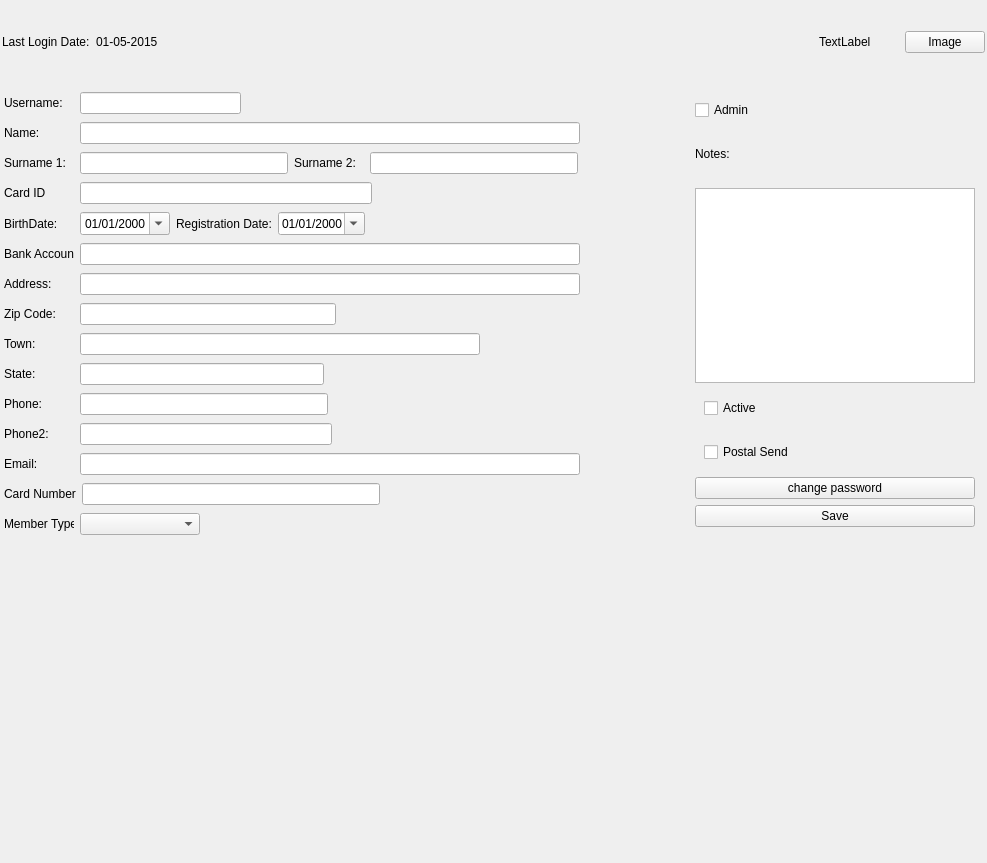
Before: the Qt Designer form penyamanager/admin/memberview.ui in eguzki/penyamanager, drawn with Qt 5.
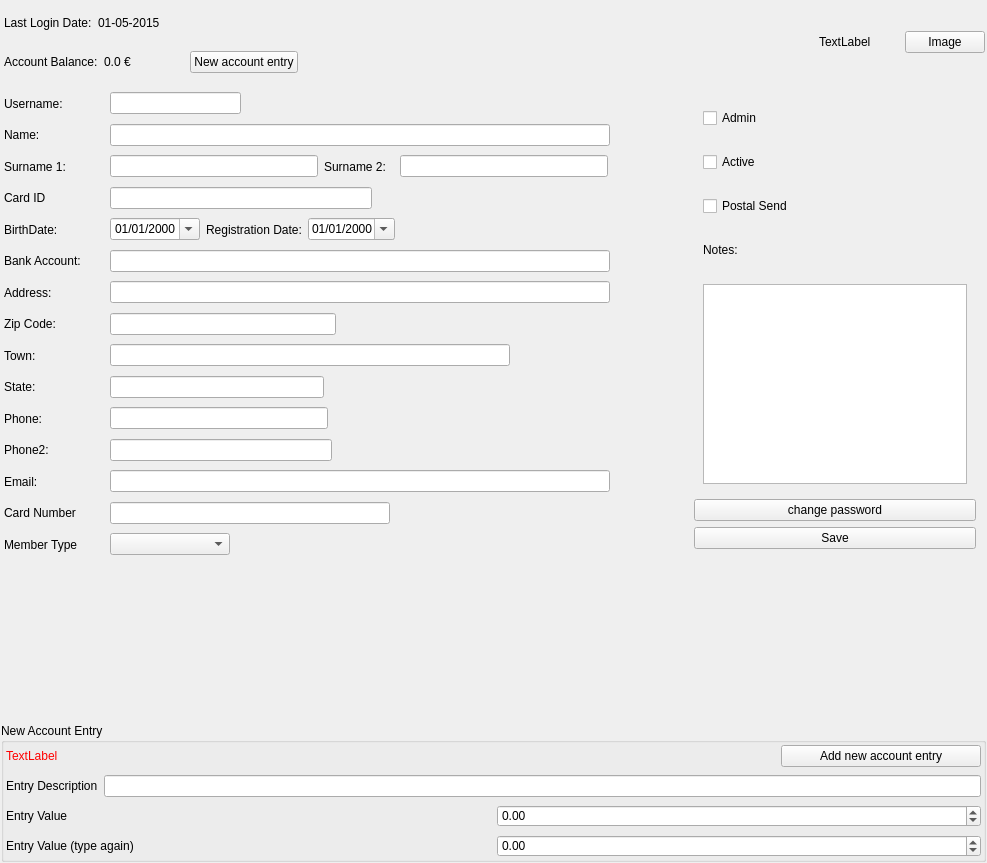
After: the same form once the commit is applied.

Commit message: Account fix on behalf of a member

What changed in the file:
```diff
--- a/penyamanager/admin/memberview.ui
+++ b/penyamanager/admin/memberview.ui
@@ -65,7 +65,13 @@
 fx: 0.4, fy: -0.1,
 radius: 1.35, stop: 0 #fff, stop: 1 #ddd);
 }
-*/</string>
+*/
+
+#errorLabel {
+font: 14pt &quot;Calibri&quot;;
+color: red;
+qproperty-alignment: AlignCenter;
+}</string>
   </property>
   <layout class="QVBoxLayout" name="verticalLayout">
    <property name="leftMargin">
@@ -82,6 +88,18 @@
    </property>
    <item>
     <widget class="QWidget" name="memberIdWidget" native="true">
+     <property name="minimumSize">
+      <size>
+       <width>0</width>
+       <height>82</height>
+      </size>
+     </property>
+     <property name="maximumSize">
+      <size>
+       <width>16777215</width>
+       <height>82</height>
+      </size>
+     </property>
      <layout class="QHBoxLayout" name="horizontalLayout_4">
       <property name="leftMargin">
        <number>1</number>
@@ -96,29 +114,107 @@
        <number>1</number>
       </property>
       <item>
-       <widget class="QLabel" name="lastLoginLabel">
-        <property name="text">
-         <string>Last Login Date:</string>
-        </property>
-       </widget>
-      </item>
-      <item>
-       <widget class="QLabel" name="lastLoginValueLabel">
-        <property name="minimumSize">
-         <size>
-          <width>200</width>
-          <height>0</height>
-         </size>
-        </property>
-        <property name="maximumSize">
-         <size>
-          <width>200</width>
-          <height>16777215</height>
-         </size>
-        </property>
-        <property name="text">
-         <string>01-05-2015</string>
-        </property>
+       <widget class="QWidget" name="userLabelWidget" native="true">
+        <layout class="QVBoxLayout" name="verticalLayout_6">
+         <property name="spacing">
+          <number>1</number>
+         </property>
+         <property name="leftMargin">
+          <number>1</number>
+         </property>
+         <property name="topMargin">
+          <number>1</number>
+         </property>
+         <property name="rightMargin">
+          <number>1</number>
+         </property>
+         <property name="bottomMargin">
+          <number>1</number>
+         </property>
+         <item>
+          <widget class="QWidget" name="lastLoginWidget" native="true">
+           <layout class="QHBoxLayout" name="horizontalLayout_26">
+            <property name="leftMargin">
+             <number>1</number>
+            </property>
+            <property name="topMargin">
+             <number>1</number>
+            </property>
+            <property name="rightMargin">
+             <number>1</number>
+            </property>
+            <property name="bottomMargin">
+             <number>1</number>
+            </property>
+            <item>
+             <widget class="QLabel" name="lastLoginLabel">
+              <property name="text">
+               <string>Last Login Date:</string>
+              </property>
+             </widget>
+            </item>
+            <item>
+             <widget class="QLabel" name="lastLoginValueLabel">
+              <property name="minimumSize">
+               <size>
+                <width>200</width>
+                <height>0</height>
+               </size>
+              </property>
+              <property name="maximumSize">
+               <size>
+                <width>200</width>
+                <height>16777215</height>
+               </size>
+              </property>
+              <property name="text">
+               <string>01-05-2015</string>
+              </property>
+             </widget>
+            </item>
+           </layout>
+          </widget>
+         </item>
+         <item>
+          <widget class="QWidget" name="accountBalanceWidget" native="true">
+           <layout class="QHBoxLayout" name="horizontalLayout">
+            <property name="leftMargin">
+             <number>1</number>
+            </property>
+            <property name="topMargin">
+             <number>1</number>
+            </property>
+            <property name="rightMargin">
+             <number>1</number>
+            </property>
+            <property name="bottomMargin">
+             <number>1</number>
+            </property>
+            <item>
+             <widget class="QLabel" name="accountBalanceLabel">
+              <property name="text">
+               <string>Account Balance:</string>
+              </property>
+             </widget>
+            </item>
+            <item>
+             <widget class="QLabel" name="accountBalanceValueLabel">
+              <property name="text">
+               <string notr="true">0.0 €</string>
+              </property>
+             </widget>
+            </item>
+            <item>
+             <widget class="QPushButton" name="depositButton">
+              <property name="text">
+               <string>New account entry</string>
+              </property>
+             </widget>
+            </item>
+           </layout>
+          </widget>
+         </item>
+        </layout>
        </widget>
       </item>
       <item>
@@ -170,7 +266,19 @@
     </widget>
    </item>
    <item>
-    <widget class="QWidget" name="widget" native="true">
+    <widget class="QWidget" name="userWidget" native="true">
+     <property name="minimumSize">
+      <size>
+       <width>0</width>
+       <height>470</height>
+      </size>
+     </property>
+     <property name="maximumSize">
+      <size>
+       <width>16777215</width>
+       <height>470</height>
+      </size>
+     </property>
      <layout class="QHBoxLayout" name="horizontalLayout_20">
       <property name="leftMargin">
        <number>1</number>
@@ -218,7 +326,7 @@
              <widget class="QLabel" name="usernameLabel">
               <property name="minimumSize">
                <size>
-                <width>70</width>
+                <width>100</width>
                 <height>0</height>
                </size>
               </property>
@@ -265,7 +373,7 @@
              <widget class="QLabel" name="nameLabel">
               <property name="minimumSize">
                <size>
-                <width>70</width>
+                <width>100</width>
                 <height>0</height>
                </size>
               </property>
@@ -325,7 +433,7 @@
              <widget class="QLabel" name="memberSurnameLabel">
               <property name="minimumSize">
                <size>
-                <width>70</width>
+                <width>100</width>
                 <height>0</height>
                </size>
               </property>
@@ -402,7 +510,7 @@
              <widget class="QLabel" name="idCardLabel">
               <property name="minimumSize">
                <size>
-                <width>70</width>
+                <width>100</width>
                 <height>0</height>
                </size>
               </property>
@@ -449,7 +557,7 @@
              <widget class="QLabel" name="birthdateLabel">
               <property name="minimumSize">
                <size>
-                <width>70</width>
+                <width>100</width>
                 <height>0</height>
                </size>
               </property>
@@ -529,7 +637,7 @@
              <widget class="QLabel" name="bankAccountLabel">
               <property name="minimumSize">
                <size>
-                <width>70</width>
+                <width>100</width>
                 <height>0</height>
                </size>
               </property>
@@ -589,7 +697,7 @@
              <widget class="QLabel" name="addressLabel">
               <property name="minimumSize">
                <size>
-                <width>70</width>
+                <width>100</width>
                 <height>0</height>
                </size>
               </property>
@@ -649,7 +757,7 @@
              <widget class="QLabel" name="zipCodeLabel">
               <property name="minimumSize">
                <size>
-                <width>70</width>
+                <width>100</width>
                 <height>0</height>
                </size>
               </property>
@@ -696,7 +804,7 @@
              <widget class="QLabel" name="townLabel">
               <property name="minimumSize">
                <size>
-                <width>70</width>
+                <width>100</width>
                 <height>0</height>
                </size>
               </property>
@@ -756,7 +864,7 @@
              <widget class="QLabel" name="stateLabel">
               <property name="minimumSize">
                <size>
-                <width>70</width>
+                <width>100</width>
                 <height>0</height>
                </size>
               </property>
@@ -803,7 +911,7 @@
              <widget class="QLabel" name="phoneLabel">
               <property name="minimumSize">
                <size>
-                <width>70</width>
+                <width>100</width>
                 <height>0</height>
                </size>
               </property>
@@ -850,7 +958,7 @@
              <widget class="QLabel" name="phone2Label">
               <property name="minimumSize">
                <size>
-                <width>70</width>
+                <width>100</width>
                 <height>0</height>
                </size>
               </property>
@@ -897,7 +1005,7 @@
              <widget class="QLabel" name="emailLabel">
               <property name="minimumSize">
                <size>
-                <width>70</width>
+                <width>100</width>
                 <height>0</height>
                </size>
               </property>
@@ -957,7 +1065,7 @@
              <widget class="QLabel" name="cardLabel">
               <property name="minimumSize">
                <size>
-                <width>70</width>
+                <width>100</width>
                 <height>0</height>
                </size>
               </property>
@@ -1004,7 +1112,7 @@
              <widget class="QLabel" name="memberTypeLabel">
               <property name="minimumSize">
                <size>
-                <width>70</width>
+                <width>100</width>
                 <height>0</height>
                </size>
               </property>
@@ -1057,18 +1165,6 @@
          </size>
         </property>
         <layout class="QVBoxLayout" name="verticalLayout_3">
-         <property name="leftMargin">
-          <number>1</number>
-         </property>
-         <property name="topMargin">
-          <number>1</number>
-         </property>
-         <property name="rightMargin">
-          <number>1</number>
-         </property>
-         <property name="bottomMargin">
-          <number>1</number>
-         </property>
          <item>
           <widget class="QWidget" name="isAdminWidget" native="true">
            <layout class="QHBoxLayout" name="horizontalLayout_7">
@@ -1095,6 +1191,58 @@
            </layout>
           </widget>
          </item>
+         <item>
+          <widget class="QWidget" name="activeWidget" native="true">
+           <layout class="QHBoxLayout" name="horizontalLayout_23">
+            <item>
+             <widget class="QCheckBox" name="activeCheckBox">
+              <property name="text">
+               <string>Active</string>
+              </property>
+             </widget>
+            </item>
+            <item>
+             <spacer name="horizontalSpacer_3">
+              <property name="orientation">
+               <enum>Qt::Horizontal</enum>
+              </property>
+              <property name="sizeHint" stdset="0">
+               <size>
+                <width>682</width>
+                <height>20</height>
+               </size>
+              </property>
+             </spacer>
+            </item>
+           </layout>
+          </widget>
+         </item>
+         <item>
+          <widget class="QWidget" name="postalSendWidget" native="true">
+           <layout class="QHBoxLayout" name="horizontalLayout_17">
+            <item>
+             <widget class="QCheckBox" name="postalSendCheckBox">
+              <property name="text">
+               <string>Postal Send</string>
+              </property>
+             </widget>
+            </item>
+            <item>
+             <spacer name="horizontalSpacer_17">
+              <property name="orientation">
+               <enum>Qt::Horizontal</enum>
+              </property>
+              <property name="sizeHint" stdset="0">
+               <size>
+                <width>645</width>
+                <height>20</height>
+               </size>
+              </property>
+             </spacer>
+            </item>
+           </layout>
+          </widget>
+         </item>
          <item>
           <widget class="QWidget" name="notesLabelwidget" native="true">
            <layout class="QHBoxLayout" name="horizontalLayout_19">
@@ -1134,75 +1282,23 @@
               </property>
              </widget>
             </item>
-            <item>
-             <widget class="QWidget" name="activeWidget" native="true">
-              <layout class="QHBoxLayout" name="horizontalLayout_2">
-               <item>
-                <widget class="QCheckBox" name="activeCheckBox">
-                 <property name="text">
-                  <string>Active</string>
-                 </property>
-                </widget>
-               </item>
-               <item>
-                <spacer name="horizontalSpacer_3">
-                 <property name="orientation">
-                  <enum>Qt::Horizontal</enum>
-                 </property>
-                 <property name="sizeHint" stdset="0">
-                  <size>
-                   <width>682</width>
-                   <height>20</height>
-                  </size>
-                 </property>
-                </spacer>
-               </item>
-              </layout>
-             </widget>
-            </item>
-            <item>
-             <widget class="QWidget" name="postalSendWidget" native="true">
-              <layout class="QHBoxLayout" name="horizontalLayout_17">
-               <item>
-                <widget class="QCheckBox" name="postalSendCheckBox">
-                 <property name="text">
-                  <string>Postal Send</string>
-                 </property>
-                </widget>
-               </item>
-               <item>
-                <spacer name="horizontalSpacer_17">
-                 <property name="orientation">
-                  <enum>Qt::Horizontal</enum>
-                 </property>
-                 <property name="sizeHint" stdset="0">
-                  <size>
-                   <width>645</width>
-                   <height>20</height>
-                  </size>
-                 </property>
-                </spacer>
-               </item>
-              </layout>
-             </widget>
-            </item>
-            <item>
-             <widget class="QPushButton" name="changePasswordPushButton">
-              <property name="text">
-               <string>change password</string>
-              </property>
-             </widget>
-            </item>
-            <item>
-             <widget class="QPushButton" name="savePushButton">
-              <property name="text">
-               <string>Save</string>
-              </property>
-             </widget>
-            </item>
            </layout>
           </widget>
          </item>
+         <item>
+          <widget class="QPushButton" name="changePasswordPushButton">
+           <property name="text">
+            <string>change password</string>
+           </property>
+          </widget>
+         </item>
+         <item>
+          <widget class="QPushButton" name="savePushButton">
+           <property name="text">
+            <string>Save</string>
+           </property>
+          </widget>
+         </item>
         </layout>
        </widget>
       </item>
@@ -1222,6 +1318,195 @@
      </property>
     </spacer>
    </item>
+   <item>
+    <widget class="QGroupBox" name="newAccountEntryGroupBox">
+     <property name="maximumSize">
+      <size>
+       <width>16777215</width>
+       <height>16777215</height>
+      </size>
+     </property>
+     <property name="title">
+      <string>New Account Entry</string>
+     </property>
+     <layout class="QVBoxLayout" name="verticalLayout_5">
+      <property name="leftMargin">
+       <number>1</number>
+      </property>
+      <property name="topMargin">
+       <number>1</number>
+      </property>
+      <property name="rightMargin">
+       <number>1</number>
+      </property>
+      <property name="bottomMargin">
+       <number>1</number>
+      </property>
+      <item>
+       <widget class="QWidget" name="widget" native="true">
+        <layout class="QHBoxLayout" name="horizontalLayout_28">
+         <property name="leftMargin">
+          <number>1</number>
+         </property>
+         <property name="topMargin">
+          <number>1</number>
+         </property>
+         <property name="rightMargin">
+          <number>1</number>
+         </property>
+         <property name="bottomMargin">
+          <number>1</number>
+         </property>
+         <item>
+          <widget class="QLabel" name="errorLabel">
+           <property name="text">
+            <string notr="true">TextLabel</string>
+           </property>
+          </widget>
+         </item>
+         <item>
+          <spacer name="horizontalSpacer_4">
+           <property name="orientation">
+            <enum>Qt::Horizontal</enum>
+           </property>
+           <property name="sizeHint" stdset="0">
+            <size>
+             <width>40</width>
+             <height>20</height>
+            </size>
+           </property>
+          </spacer>
+         </item>
+         <item>
+          <widget class="QPushButton" name="newAccountSavePushButton">
+           <property name="minimumSize">
+            <size>
+             <width>200</width>
+             <height>0</height>
+            </size>
+           </property>
+           <property name="maximumSize">
+            <size>
+             <width>200</width>
+             <height>16777215</height>
+            </size>
+           </property>
+           <property name="text">
+            <string>Add new account entry</string>
+           </property>
+          </widget>
+         </item>
+        </layout>
+       </widget>
+      </item>
+      <item>
+       <widget class="QWidget" name="descriptionWidget" native="true">
+        <layout class="QHBoxLayout" name="horizontalLayout_27">
+         <property name="leftMargin">
+          <number>1</number>
+         </property>
+         <property name="topMargin">
+          <number>1</number>
+         </property>
+         <property name="rightMargin">
+          <number>1</number>
+         </property>
+         <property name="bottomMargin">
+          <number>1</number>
+         </property>
+         <item>
+          <widget class="QLabel" name="label_4">
+           <property name="text">
+            <string>Entry Description</string>
+           </property>
+          </widget>
+         </item>
+         <item>
+          <widget class="QLineEdit" name="descriptionLineEdit">
+           <property name="text">
+            <string notr="true"/>
+           </property>
+           <property name="maxLength">
+            <number>195</number>
+           </property>
+          </widget>
+         </item>
+        </layout>
+       </widget>
+      </item>
+      <item>
+       <widget class="QWidget" name="widget_5" native="true">
+        <layout class="QHBoxLayout" name="horizontalLayout_24">
+         <property name="leftMargin">
+          <number>1</number>
+         </property>
+         <property name="topMargin">
+          <number>1</number>
+         </property>
+         <property name="rightMargin">
+          <number>1</number>
+         </property>
+         <property name="bottomMargin">
+          <number>1</number>
+         </property>
+         <item>
+          <widget class="QLabel" name="label_2">
+           <property name="text">
+            <string>Entry Value</string>
+           </property>
+          </widget>
+         </item>
+         <item>
+          <widget class="QDoubleSpinBox" name="entryDoubleSpinBox">
+           <property name="minimum">
+            <double>-10000.000000000000000</double>
+           </property>
+           <property name="maximum">
+            <double>10000.000000000000000</double>
+           </property>
+          </widget>
+         </item>
+        </layout>
+       </widget>
+      </item>
+      <item>
+       <widget class="QWidget" name="widget_4" native="true">
+        <layout class="QHBoxLayout" name="horizontalLayout_2">
+         <property name="leftMargin">
+          <number>1</number>
+         </property>
+         <property name="topMargin">
+          <number>1</number>
+         </property>
+         <property name="rightMargin">
+          <number>1</number>
+         </property>
+         <property name="bottomMargin">
+          <number>1</number>
+         </property>
+         <item>
+          <widget class="QLabel" name="label_3">
+           <property name="text">
+            <string>Entry Value (type again)</string>
+           </property>
+          </widget>
+         </item>
+         <item>
+          <widget class="QDoubleSpinBox" name="entryDoubleRepeatedSpinBox">
+           <property name="minimum">
+            <double>-10000.000000000000000</double>
+           </property>
+           <property name="maximum">
+            <double>10000.000000000000000</double>
+           </property>
+          </widget>
+         </item>
+        </layout>
+       </widget>
+      </item>
+     </layout>
+    </widget>
+   </item>
   </layout>
  </widget>
  <resources/>
```
Left out of the diff: 9 changed lines with no effect on the pictures. The commit also changes 6 other files.
